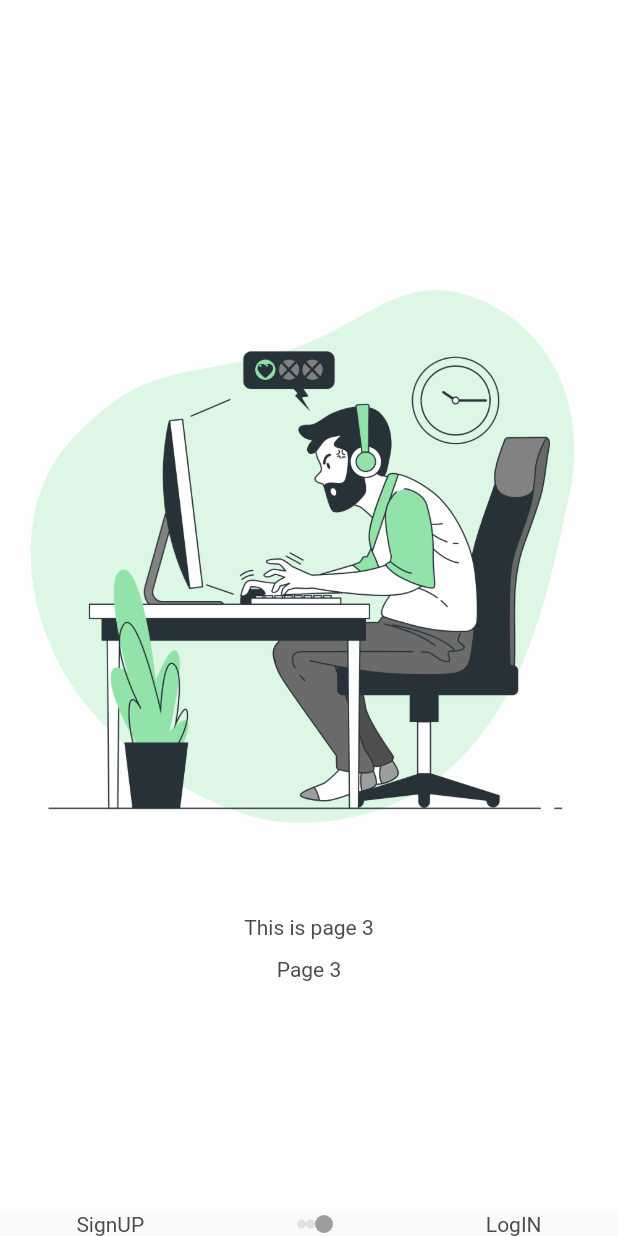
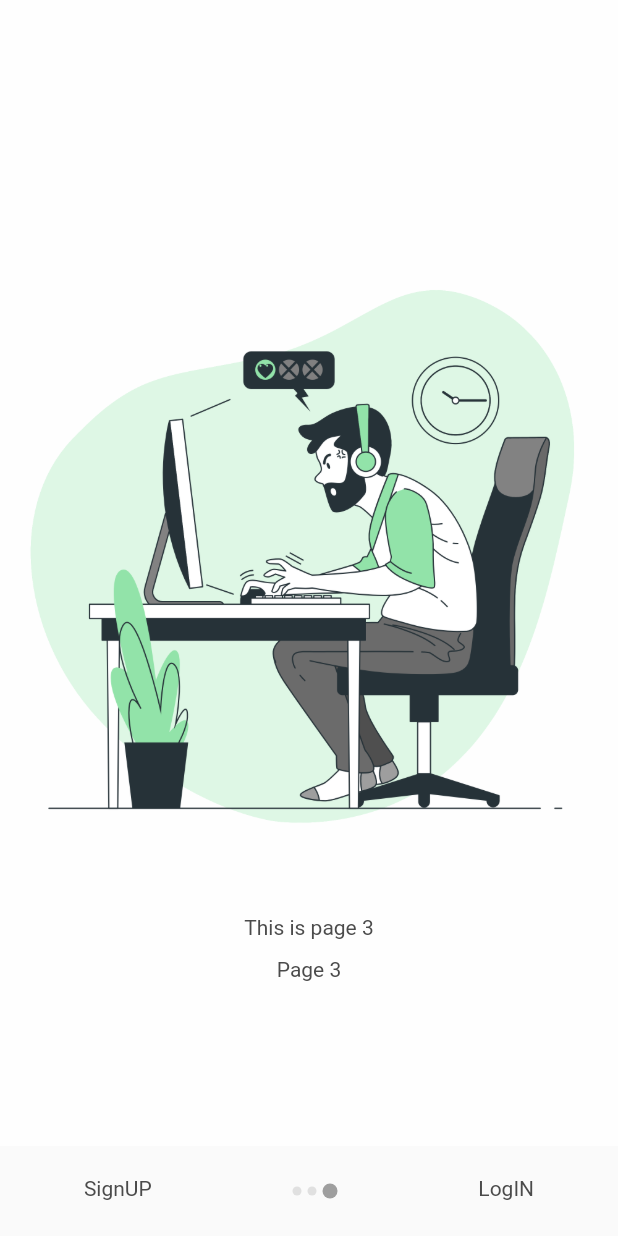
Before and after one commit to sourabhb77/ShopConn-Flutter-App, a Flutter app: the BoardingScreen screen opened directly, after a tap on "Skip", on a phone screen of 412 x 824 dp. Run offline on Flutter 3.47's test engine with Material 2 defaults, Android fonts, the phone set to English and light mode, and no system bars; our stand-ins replace carousel_slider, cloud_firestore, firebase_auth, firebase_storage, image_cropper, image_picker and 3 more; missing offline and left inert: dart:ffi; accounts and stored records are empty.

Commit message:
Adding boarding screen link

```diff
--- a/lib/main.dart
+++ b/lib/main.dart
@@ -9,6 +9,7 @@ import 'package:shopconn/notifier/otherNotifier.dart';
 import 'package:shopconn/notifier/productNotifier.dart';
 import 'package:shopconn/notifier/sortNotifier.dart';
 import 'package:shopconn/screens/HomeScreen.dart';
+import 'package:shopconn/screens/boarding/boarding.dart';
 import 'package:shopconn/screens/login.dart';
 import 'notifier/clothesNotifier.dart';
 
@@ -61,6 +62,8 @@ class MyApp extends StatelessWidget {
       home: Consumer<AuthNotifier>(
         builder: (context, notifier, child) {
           return notifier.user != null ? HomeScreen() : Login();
+          // return notifier.user != null ? HomeScreen() : BoardingScreen();
+
         },
       ),
     );
--- a/lib/screens/boarding/boarding.dart
+++ b/lib/screens/boarding/boarding.dart
@@ -2,7 +2,10 @@ import 'dart:io';
 
 import 'package:flutter/widgets.dart';
 import 'package:flutter/material.dart';
+import 'package:provider/provider.dart';
 import 'package:shopconn/models/BoardingSlider.dart';
+import 'package:shopconn/notifier/authNotifier.dart';
+import 'package:shopconn/screens/login.dart';
 
 class BoardingScreen extends StatefulWidget {
   @override
@@ -11,14 +14,14 @@ class BoardingScreen extends StatefulWidget {
 
 class _BoardingScreenState extends State<BoardingScreen> {
   List<BoardingSlider> sliderList = List<BoardingSlider>();
-  PageController pageController =PageController(initialPage: 0);
+  PageController pageController = PageController(initialPage: 0);
   int currIndex = 0; //current Index for the Boarding screen Tile
 
   Widget pageIndicator(bool isCurrentPage) {
     return Container(
       padding: EdgeInsets.symmetric(horizontal: 2.0),
-      height: isCurrentPage ? 12 : 6,
-      width: isCurrentPage ? 12 : 6,
+      height: isCurrentPage ? 10 : 6,
+      width: isCurrentPage ? 10 : 6,
       decoration: BoxDecoration(
         borderRadius: BorderRadius.circular(12),
         color: isCurrentPage ? Colors.grey : Colors.grey[300],
@@ -34,6 +37,8 @@ class _BoardingScreenState extends State<BoardingScreen> {
 
   @override
   Widget build(BuildContext context) {
+    // AuthNotifier authNotifier = Provider.of<AuthNotifier>(context);
+
     return Scaffold(
       body: PageView.builder(
         controller: pageController,
@@ -51,54 +56,92 @@ class _BoardingScreenState extends State<BoardingScreen> {
       ),
       bottomSheet: currIndex != sliderList.length - 1
           ? Container(
-            height: Platform.isIOS? 70: 60,
-            padding: EdgeInsets.symmetric(horizontal:20),
+              // height: Platform.isIOS? 70: 60,
+              // padding: EdgeInsets.symmetric(horizontal:20),
               child: Row(
                 mainAxisAlignment: MainAxisAlignment.spaceAround,
                 children: <Widget>[
                   InkWell(
                     onTap: () {
-                      pageController.animateToPage(sliderList.length-1,duration: Duration(milliseconds: 1000),curve: Curves.linear);
+                      pageController.animateToPage(sliderList.length - 1,
+                          duration: Duration(milliseconds: 500),
+                          curve: Curves.linear);
                     },
-                    child: Text("Skip"),
+                    child: Container(
+                      child: Text("Skip"),
+                      height: Platform.isIOS ? 70 : 60,
+                      padding:
+                          EdgeInsets.symmetric(horizontal: 20, vertical: 20),
+                    ),
                   ),
                   Row(
                     children: <Widget>[
                       for (int i = 0; i < sliderList.length; ++i)
-                        pageIndicator(currIndex == i),
+                        Padding(
+                          padding: const EdgeInsets.fromLTRB(2, 0, 2, 0),
+                          child: pageIndicator(currIndex == i),
+                        ),
                     ],
                   ),
                   InkWell(
-                    onTap: ()
-                    {
-                      pageController.animateToPage(currIndex+1, duration: Duration(milliseconds: 1000), curve: Curves.linear);
+                    onTap: () {
+                      pageController.animateToPage(currIndex + 1,
+                          duration: Duration(milliseconds: 500),
+                          curve: Curves.linear);
                     },
-                    child: Text("Next"),
+                    child: Container(
+                        height: Platform.isIOS ? 70 : 60,
+                        padding:
+                            EdgeInsets.symmetric(horizontal: 20, vertical: 20),
+                        child: Text("Next")),
                   ),
                 ],
               ),
             )
           : Container(
+              // height: Platform.isIOS? 70: 60,
+              // padding: EdgeInsets.symmetric(horizontal:20),
               child: Row(
                 mainAxisAlignment: MainAxisAlignment.spaceAround,
                 children: <Widget>[
                   InkWell(
                     onTap: () => {
-                      setState((){
-                        currIndex++;
+                      setState(() {
+                        // Pop this page to home page login
+                        Navigator.push(
+                          context,
+                          MaterialPageRoute(builder: (context) => Login()),
+                        );
                       })
                     },
-                    child: Text("SignUP"),
+                    child: Container(
+                      child: Text("SignUP"),
+                      height: Platform.isIOS ? 70 : 60,
+                      padding:
+                          EdgeInsets.symmetric(horizontal: 20, vertical: 20),
+                    ),
                   ),
                   Row(
                     children: <Widget>[
                       for (int i = 0; i < sliderList.length; ++i)
-                        pageIndicator(currIndex == i),
+                        Padding(
+                          padding: const EdgeInsets.fromLTRB(2, 0, 2, 0),
+                          child: pageIndicator(currIndex == i),
+                        ),
                     ],
                   ),
                   InkWell(
-                    onTap: () => {},
-                    child: Text("LogIN"),
+                    onTap: () {
+                      Navigator.push(
+                        context,
+                        MaterialPageRoute(builder: (context) => Login()),
+                      );
+                    },
+                    child: Container(
+                        height: Platform.isIOS ? 70 : 60,
+                        padding:
+                            EdgeInsets.symmetric(horizontal: 20, vertical: 20),
+                        child: Text("LogIN")),
                   ),
                 ],
               ),
@@ -108,7 +151,7 @@ class _BoardingScreenState extends State<BoardingScreen> {
 }
 
 class SliderTile extends StatelessWidget {
-  String imagePath, title, description;
+  final String imagePath, title, description;
   SliderTile({this.imagePath, this.title, this.description});
   @override
   Widget build(BuildContext context) {
```
